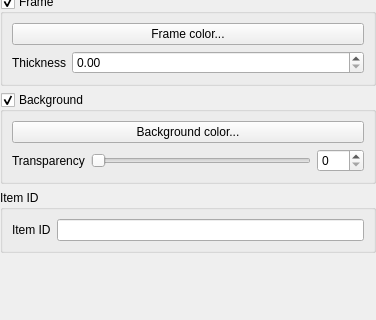
Old version of the form src/ui/qgscomposeritemwidgetbase.ui in the repository qgis/QGIS; both pictures show x 0 to 376 and y 160 to 480 of the 376 by 689 pixel window.
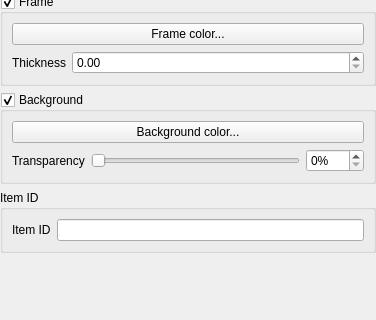
New version of the form. Custom widgets are drawn as their Qt base class.

Commit message: Fix #7195, transparency options in composer should be 0-100%

What changed in the file:
```diff
--- a/src/ui/qgscomposeritemwidgetbase.ui
+++ b/src/ui/qgscomposeritemwidgetbase.ui
@@ -318,7 +318,7 @@
         <item>
          <widget class="QSlider" name="mTransparencySlider">
           <property name="maximum">
-           <number>255</number>
+           <number>100</number>
           </property>
           <property name="orientation">
            <enum>Qt::Horizontal</enum>
@@ -327,8 +327,11 @@
         </item>
         <item>
          <widget class="QSpinBox" name="mTransparencySpinBox">
+          <property name="suffix">
+           <string>%</string>
+          </property>
           <property name="maximum">
-           <number>255</number>
+           <number>100</number>
           </property>
          </widget>
         </item>
```
Left out of the diff: 35 changed lines with no effect on the pictures. The commit also changes 2 other files.
